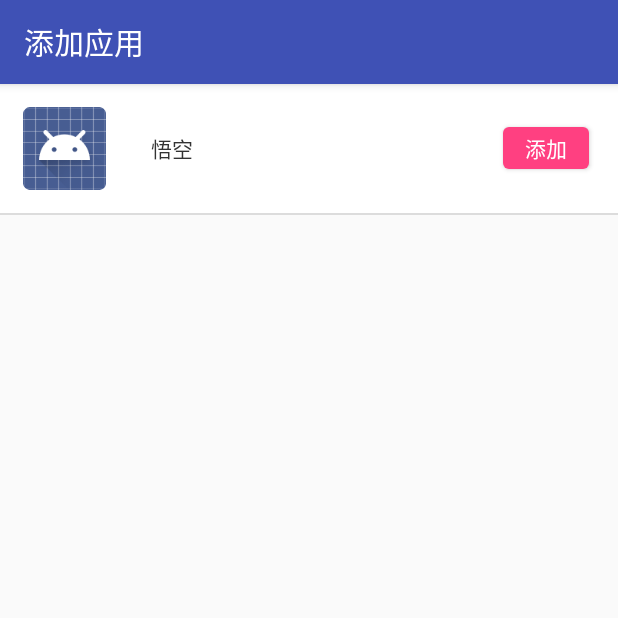
After one commit to czg12300/Wukong, an Android app: the SelectAppActivity screen opened directly, with no data from a screen before it, on a phone screen of 412 x 824 dp, the top half of it. The commit adds this screen. Run offline under Robolectric (Android 15) with nearby library versions, the phone set to English and light mode, and no system bars.

Commit message:
增加选择逻辑

```diff
--- a/app/src/main/java/com/jake/wukong/data/DataModel.java
+++ b/app/src/main/java/com/jake/wukong/data/DataModel.java
@@ -3,6 +3,10 @@ package com.jake.wukong.data;
 import android.content.Context;
 import android.content.pm.ApplicationInfo;
 import android.content.pm.PackageManager;
+import android.text.TextUtils;
+
+import org.json.JSONException;
+import org.json.JSONObject;
 
 import java.util.ArrayList;
 import java.util.Collections;
@@ -30,4 +34,49 @@ public class DataModel {
         Collections.sort(list, new ApplicationInfo.DisplayNameComparator(pm));
         return list;
     }
+
+    public static List<ApplicationInfo> getDoubleOpenAppInfo(Context context) {
+        PackageManager pm = context.getPackageManager();
+        List<ApplicationInfo> list = pm.getInstalledApplications(PackageManager.GET_UNINSTALLED_PACKAGES);
+        List<ApplicationInfo> temp = new ArrayList<>();
+        for (ApplicationInfo info : list) {
+            if ((info.flags & ApplicationInfo.FLAG_SYSTEM) == 0) {
+                if (!TextUtils.isEmpty(SharedPreferencesCache.getInstance().get(info.packageName))) {
+                    temp.add(info);
+                }
+            }
+        }
+        list = temp;
+        Collections.sort(list, new ApplicationInfo.DisplayNameComparator(pm));
+        return list;
+    }
+
+    public static List<ApplicationInfo> getSelectAppInfo(Context context) {
+        PackageManager pm = context.getPackageManager();
+        List<ApplicationInfo> list = pm.getInstalledApplications(PackageManager.GET_UNINSTALLED_PACKAGES);
+        List<ApplicationInfo> temp = new ArrayList<>();
+        for (ApplicationInfo info : list) {
+            if ((info.flags & ApplicationInfo.FLAG_SYSTEM) == 0) {
+                if (TextUtils.isEmpty(SharedPreferencesCache.getInstance().get(info.packageName))) {
+                    temp.add(info);
+                }
+            }
+        }
+        list = temp;
+        Collections.sort(list, new ApplicationInfo.DisplayNameComparator(pm));
+        return list;
+    }
+
+    public static String appInfoToJson(ApplicationInfo info) {
+        if (info != null) {
+            JSONObject object = new JSONObject();
+            try {
+                object.put("packageName", info.packageName);
+            } catch (JSONException e) {
+                e.printStackTrace();
+            }
+            return object.toString();
+        }
+        return null;
+    }
 }
--- /dev/null
+++ b/app/src/main/java/com/jake/wukong/ui/SelectAdapter.java
@@ -0,0 +1,69 @@
+package com.jake.wukong.ui;
+
+import android.content.Context;
+import android.content.pm.ApplicationInfo;
+import android.view.View;
+import android.view.ViewGroup;
+import android.widget.Button;
+import android.widget.ImageView;
+import android.widget.TextView;
+
+import com.jake.wukong.R;
+import com.jake.wukong.global.ResourceController;
+
+/**
+ * description：
+ *
+ * @author jake
+ * @since 2016/9/26 23:45
+ */
+
+
+public class SelectAdapter extends BaseListAdapter<ApplicationInfo, SelectAdapter.ViewHolder> {
+    IClickListener listener;
+
+    public SelectAdapter(Context context, IClickListener listener) {
+        super(context);
+        this.listener = listener;
+    }
+
+    @Override
+    public void onBindViewHolder(ViewHolder holder, int position) {
+        ApplicationInfo info = getItem(position);
+        holder.btnAdd.setTag(info);
+        if (info != null) {
+            holder.ivIcon.setImageDrawable(info.loadIcon(mContext.getPackageManager()));
+            holder.tvName.setText(info.loadLabel(mContext.getPackageManager()));
+        }
+    }
+
+    @Override
+    public ViewHolder onCreateViewHolder(ViewGroup parent, int viewType) {
+        return new SelectAdapter.ViewHolder(ResourceController.getInstance().inflate(R.layout.item_select), listener);
+    }
+
+    static class ViewHolder extends BaseViewHolder {
+        ImageView ivIcon;
+        TextView tvName;
+        Button btnAdd;
+
+        public ViewHolder(View itemView, final IClickListener listener) {
+            super(itemView);
+            ivIcon = (ImageView) findViewById(R.id.iv_icon);
+            tvName = (TextView) findViewById(R.id.tv_name);
+            btnAdd = (Button) findViewById(R.id.btn_add);
+            btnAdd.setOnClickListener(new View.OnClickListener() {
+                @Override
+                public void onClick(View v) {
+                    if (listener != null) {
+                        listener.clickAdd((ApplicationInfo) v.getTag());
+                    }
+                }
+            });
+        }
+    }
+
+    interface IClickListener {
+        void clickAdd(ApplicationInfo applicationInfo);
+    }
+}
--- /dev/null
+++ b/app/src/main/java/com/jake/wukong/ui/SelectAppActivity.java
@@ -0,0 +1,52 @@
+package com.jake.wukong.ui;
+
+import android.app.Activity;
+import android.content.Context;
+import android.content.Intent;
+import android.content.pm.ApplicationInfo;
+import android.os.Bundle;
+import android.support.annotation.Nullable;
+import android.support.v7.app.AppCompatActivity;
+import android.widget.ListView;
+
+import com.jake.wukong.R;
+import com.jake.wukong.data.DataModel;
+
+/**
+ * 描述:选择器
+ *
+ * @author jakechen
+ * @since 2016/9/27 14:11
+ */
+public class SelectAppActivity extends AppCompatActivity {
+    private ListView listView;
+    private SelectAdapter mAdapter;
+
+    @Override
+    protected void onCreate(@Nullable Bundle savedInstanceState) {
+        super.onCreate(savedInstanceState);
+        setTitle("添加应用");
+        setContentView(R.layout.activity_select);
+        listView = (ListView) findViewById(R.id.listView);
+        mAdapter = new SelectAdapter(this, new SelectAdapter.IClickListener() {
+            @Override
+            public void clickAdd(ApplicationInfo applicationInfo) {
+                if (applicationInfo != null) {
+                    Intent it = new Intent();
+                    it.putExtra("appinfo", applicationInfo);
+                    setResult(RESULT_OK, it);
+                    finish();
+                }
+            }
+        });
+        mAdapter.add(DataModel.getSelectAppInfo(this));
+        listView.setAdapter(mAdapter);
+    }
+
+    public static void startActivityForResult(Context context, int requestCode) {
+        if (context != null && context instanceof Activity) {
+            Intent it = new Intent(context, SelectAppActivity.class);
+            ((Activity) context).startActivityForResult(it, requestCode);
+        }
+    }
+}
--- a/app/src/main/res/layout/activity_main.xml
+++ b/app/src/main/res/layout/activity_main.xml
@@ -4,7 +4,7 @@
     android:id="@+id/activity_main"
     android:layout_width="match_parent"
     android:layout_height="match_parent"
-    android:background="@color/background">
+    android:background="@color/white">
 
     <GridView
         android:id="@+id/gridView"
--- /dev/null
+++ b/app/src/main/res/layout/activity_select.xml
@@ -0,0 +1,11 @@
+<LinearLayout xmlns:android="http://schemas.android.com/apk/res/android"
+    xmlns:tools="http://schemas.android.com/tools"
+    android:layout_width="match_parent"
+    android:layout_height="match_parent"
+    android:orientation="vertical">
+
+    <ListView
+        android:id="@+id/listView"
+        android:layout_width="match_parent"
+        android:layout_height="match_parent" />
+</LinearLayout>
--- a/app/src/main/res/layout/item_launcher.xml
+++ b/app/src/main/res/layout/item_launcher.xml
@@ -4,7 +4,6 @@
     android:layout_height="match_parent"
     android:gravity="center_horizontal"
     android:orientation="vertical"
-    android:background="@drawable/selector_item"
     android:paddingBottom="20dp"
     android:paddingTop="20dp">
 
@@ -19,5 +18,6 @@
         android:layout_width="wrap_content"
         android:layout_height="wrap_content"
         android:textColor="#333333"
+        android:singleLine="true"
         android:textSize="14dp" />
 </LinearLayout>
--- /dev/null
+++ b/app/src/main/res/layout/item_select.xml
@@ -0,0 +1,41 @@
+<?xml version="1.0" encoding="utf-8"?>
+<RelativeLayout xmlns:android="http://schemas.android.com/apk/res/android"
+    android:layout_width="match_parent"
+    android:layout_height="match_parent"
+    android:background="@drawable/selector_item"
+    android:gravity="center_horizontal"
+    android:paddingBottom="15dp"
+    android:paddingLeft="15dp"
+    android:paddingTop="15dp">
+
+    <ImageView
+        android:id="@+id/iv_icon"
+        android:layout_width="55dp"
+        android:layout_height="55dp"
+        android:layout_centerVertical="true"
+        android:scaleType="centerInside" />
+
+    <TextView
+        android:id="@+id/tv_name"
+        android:layout_width="wrap_content"
+        android:layout_height="wrap_content"
+        android:layout_centerVertical="true"
+        android:layout_marginLeft="30dp"
+        android:layout_toRightOf="@+id/iv_icon"
+        android:textColor="#333333"
+        android:textSize="14dp" />
+
+    <Button
+        android:id="@+id/btn_add"
+        android:layout_width="65dp"
+        android:layout_height="40dp"
+        android:padding="0dp"
+        android:layout_alignParentRight="true"
+        android:layout_centerVertical="true"
+        android:layout_marginRight="15dp"
+        android:text="添加"
+        android:backgroundTint="@color/colorAccent"
+        android:textColor="@color/white"
+        android:textSize="14dp" />
+
+</RelativeLayout>
```
Also changed, not shown: app/src/main/AndroidManifest.xml (+11 -0 lines), app/src/main/java/com/jake/wukong/data/SharedPreferencesCache.java (+15 -0 lines), app/src/main/java/com/jake/wukong/global/Logic.java (added, +40 -0 lines), app/src/main/java/com/jake/wukong/ui/BaseListAdapter.java (+7 -0 lines), app/src/main/java/com/jake/wukong/ui/MainActivity.java (+63 -2 lines), app/src/main/res/layout/titlebar_common.xml (added, +20 -0 lines), app/src/main/res/values/strings.xml (+15 -1 lines), app/src/main/res/mipmap-xhdpi/img_app_back.png (added).
